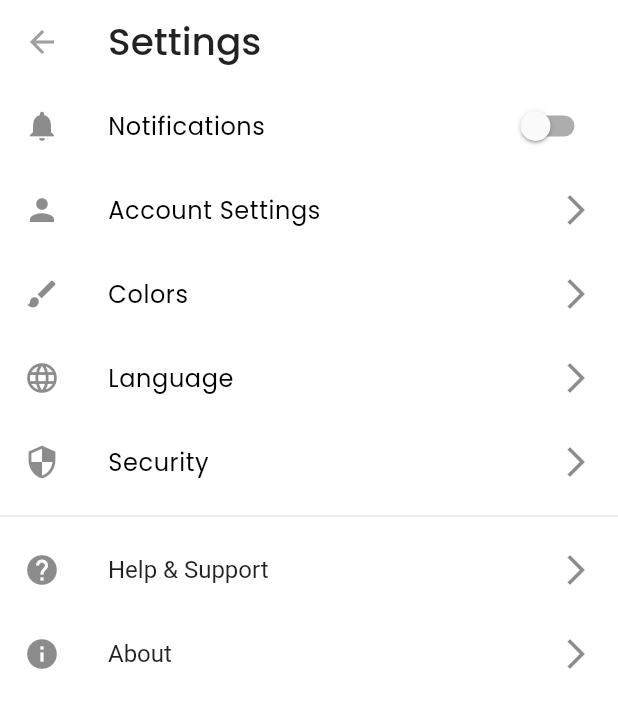
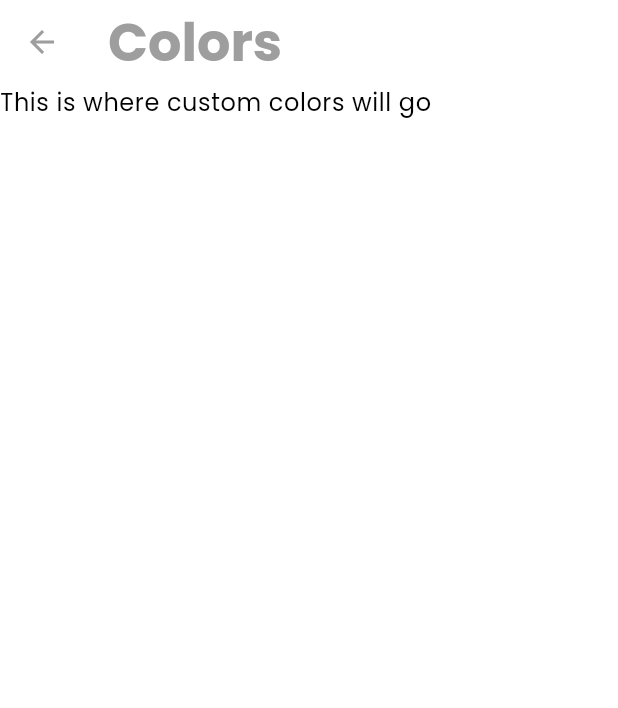
Before and after one commit to sandcat-enjoyer/twitter-clone-frontend, a Flutter app: the SettingsPage screen opened directly, after a tap on "Colors", on a phone screen of 412 x 824 dp. Shown: the top 708 px of the screen. Run offline on Flutter 3.47's test engine with Material 2 defaults, Android fonts, the light colour scheme and no system bars; our stand-ins replace audioplayers, camera, cloud_firestore, firebase_core, image_gallery_saver, permission_handler and 2 more; missing offline and left inert: macos_window_utils, pasteboard; accounts and stored records are empty; network calls fail.

Commit message:
Upgrade to Flutter 3.13.1

```diff
--- a/lib/main.dart
+++ b/lib/main.dart
@@ -111,14 +111,14 @@ class MyApp extends StatelessWidget {
 
       darkTheme: ThemeData(
         appBarTheme: const AppBarTheme(backgroundColor: Color(0xFF14171A)),
+        dialogTheme: DialogTheme(
+          backgroundColor: Color.fromARGB(255, 18, 18, 18)
+        ),
         hintColor: Colors.white,
         bottomNavigationBarTheme: const BottomNavigationBarThemeData(
             backgroundColor: Color(0xFF14171A),
             unselectedIconTheme: IconThemeData(color: Colors.white)),
-
-
         primaryColor: const Color.fromARGB(255, 0, 200, 226),
-
         scaffoldBackgroundColor: const Color(0xFF14171A),
         cardColor: const Color(0xFF1C2938),
         cardTheme: CardTheme(
--- a/lib/pages/settings.dart
+++ b/lib/pages/settings.dart
@@ -2,6 +2,7 @@ import "dart:io";
 
 import "package:flutter/material.dart";
 import "package:permission_handler/permission_handler.dart";
+import "package:spark/pages/settingsPages/colors.dart";
 
 import "../data/user.dart";
 
@@ -39,13 +40,14 @@ class _SettingsState extends State<SettingsPage> {
       body: ListView(
         children: [
           ListTile(
-            leading: const Icon(Icons.notifications),
+            leading: Icon(Icons.notifications, color: Theme.of(context).primaryIconTheme.color ),
             title: Text('Notifications',
                 style: Theme.of(context).textTheme.bodyMedium),
             trailing: Switch(
               value: notificationsEnabled, // Replace with actual value to manage the switch state
               onChanged: (bool value) async {
                 if (!Platform.isMacOS) {
+                  print("aheehee");
                   await Permission.notification.request();
                   if (await Permission.notification.request().isGranted) {
                     setState(() {
@@ -63,7 +65,7 @@ class _SettingsState extends State<SettingsPage> {
             ),
           ),
           ListTile(
-            leading: const Icon(Icons.person),
+            leading: Icon(Icons.person, color: Theme.of(context).primaryIconTheme.color),
             title: Text('Account Settings',
                 style: Theme.of(context).textTheme.bodyMedium),
             trailing: const Icon(Icons.arrow_forward_ios),
@@ -72,16 +74,17 @@ class _SettingsState extends State<SettingsPage> {
             },
           ),
           ListTile(
-            leading: const Icon(Icons.brush),
+            leading: Icon(Icons.brush, color: Theme.of(context).primaryIconTheme.color),
             title:
                 Text('Colors', style: Theme.of(context).textTheme.bodyMedium),
             trailing: const Icon(Icons.arrow_forward_ios),
             onTap: () {
+              Navigator.of(context).push(MaterialPageRoute(builder: (context) => ColorsPage(user: User())));
 
             },
           ),
           ListTile(
-            leading: const Icon(Icons.language),
+            leading: Icon(Icons.language, color: Theme.of(context).primaryIconTheme.color),
             title: Text('Language',
                 style: Theme.of(context).textTheme.bodyMedium),
             trailing: const Icon(Icons.arrow_forward_ios),
@@ -90,7 +93,7 @@ class _SettingsState extends State<SettingsPage> {
             },
           ),
           ListTile(
-            leading: const Icon(Icons.security),
+            leading: Icon(Icons.security, color: Theme.of(context).primaryIconTheme.color),
             title: Text('Security',
                 style: Theme.of(context).textTheme.bodyMedium),
             trailing: const Icon(Icons.arrow_forward_ios),
@@ -100,21 +103,39 @@ class _SettingsState extends State<SettingsPage> {
           ),
           const Divider(),
           ListTile(
-            leading: const Icon(Icons.help),
+            leading: Icon(Icons.help, color: Theme.of(context).primaryIconTheme.color),
             title: Text('Help & Support',
-                style: Theme.of(context).textTheme.titleMedium),
+                style: Theme.of(context).textTheme.bodyMedium),
             trailing: const Icon(Icons.arrow_forward_ios),
             onTap: () {
               // Navigate to help & support screen here
             },
           ),
           ListTile(
-            leading: const Icon(Icons.info),
+            leading: Icon(Icons.info, color: Theme.of(context).primaryIconTheme.color),
             title:
-                Text('About', style: Theme.of(context).textTheme.titleMedium),
+                Text('About', style: Theme.of(context).textTheme.bodyMedium),
             trailing: const Icon(Icons.arrow_forward_ios),
             onTap: () {
-              // Navigate to about screen here
+              showDialog(context: context, builder: (context) {
+                return AlertDialog(
+                  title: Text("About Spark", style: Theme.of(context).textTheme.bodyLarge,),
+                  content: Column(
+
+                    children: [
+                      Image.asset("assets/icon.png", width: 100,),
+                      SizedBox(height: 100),
+                      Text("Version number goes here", style: Theme.of(context).textTheme.bodyMedium,),
+                    ],
+                  ),
+                  actions: [
+                    TextButton(onPressed: () {
+                      Navigator.pop(context);
+
+                    }, child: Text("OK"))
+                  ],
+                );
+              },);
             },
           ),
         ],
--- /dev/null
+++ b/lib/pages/settingsPages/colors.dart
@@ -0,0 +1,37 @@
+import 'package:flutter/material.dart';
+import 'package:spark/data/user.dart';
+
+class ColorsPage extends StatefulWidget {
+  const ColorsPage({Key? key, required User user})
+    : _user = user,
+      super(key: key);
+
+  final User _user;
+
+  @override
+  _ColorsPageState createState() => _ColorsPageState();
+}
+
+class _ColorsPageState extends State<ColorsPage> {
+
+  @override
+  void initState() {
+    super.initState();
+  }
+
+  @override
+  void dispose() {
+    // TODO: implement dispose
+    super.dispose();
+  }
+
+  @override
+  Widget build(BuildContext context) {
+    return Scaffold(
+      appBar: AppBar(
+        title: Text("Colors"),
+      ),
+      body: Text("This is where custom colors will go")
+    );
+  }
+}
```
Also changed, not shown: firebase.json, lib/pages/settingsPages/accountSettings.dart (added), pubspec.lock, 3 other files.
